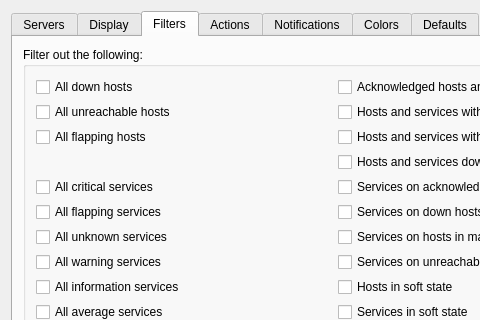
The window that Nagstamon/QUI/settings_main.ui (HenriWahl/Nagstamon) describes before a commit, drawn with Qt 5; both pictures show x 0 to 480 and y 0 to 320 of the 665 by 1193 pixel window.
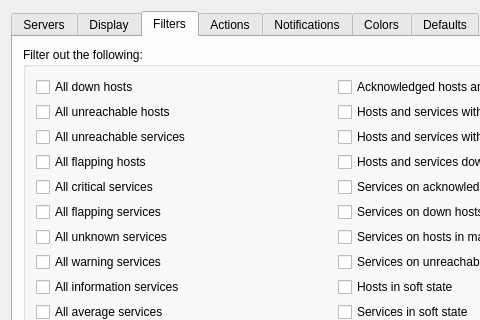
The same window after the commit. The open tabs and pages were chosen to show the change.

Commit message: add filter for unreachable services

```diff
--- a/Nagstamon/QUI/settings_main.ui
+++ b/Nagstamon/QUI/settings_main.ui
@@ -1052,6 +1052,13 @@
            </widget>
           </item>
           <item row="2" column="0">
+           <widget class="QCheckBox" name="input_checkbox_filter_all_unreachable_services">
+            <property name="text">
+             <string>All unreachable services</string>
+            </property>
+           </widget>
+          </item>
+          <item row="3" column="0">
            <widget class="QCheckBox" name="input_checkbox_filter_all_flapping_hosts">
             <property name="text">
              <string>All flapping hosts</string>
```
The commit also changes 5 other files.
